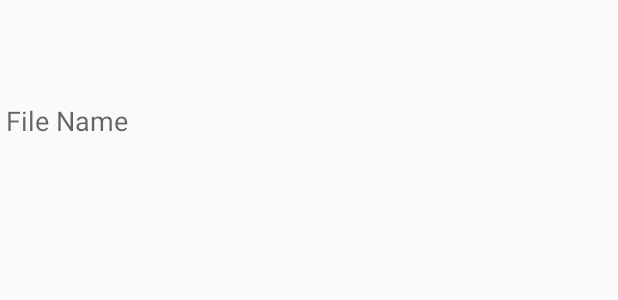
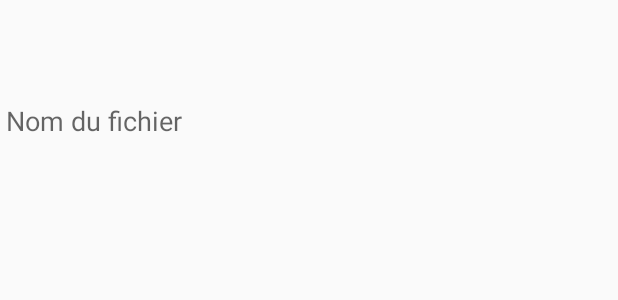
Before and after one commit to CyrilNb/ImageEditor, an Android app: the layout saveimagedialog.xml on its own in the app's theme, with its tools: preview values and no code run, on a phone screen of 412 x 824 dp. Shown: the part 497-797 px from the top of the screen. Run offline under Robolectric (Android 15) with nearby library versions, the phone set to English and light mode, and no system bars.

Commit message:
Changed save dialog color style

```diff
--- a/app/src/main/java/projet_techno_l3/imageeditor/MainActivity.java
+++ b/app/src/main/java/projet_techno_l3/imageeditor/MainActivity.java
@@ -129,7 +129,6 @@ public class MainActivity extends AppCompatActivity {
         clearFilterOptions();
         onMenuBackClicked(null);
     }
-
 
     @Override
     protected void onActivityResult(int requestCode, int resultCode, Intent data) {
--- a/app/src/main/res/layout/saveimagedialog.xml
+++ b/app/src/main/res/layout/saveimagedialog.xml
@@ -5,7 +5,7 @@
     <EditText
         android:id="@+id/editTxtDialogSaveImage"
         android:inputType="text"
-        android:hint="File Name"
+        android:hint="@string/hint_save_dialog"
         android:layout_width="match_parent"
         android:layout_height="match_parent" />
 </LinearLayout>
--- a/app/src/main/res/values/strings.xml
+++ b/app/src/main/res/values/strings.xml
@@ -3,4 +3,5 @@
     <string name="title_activity_main">ImageEditor</string>
     <string name="image_saved">Image saved successfully</string>
     <string name="image_not_saved">Error image not saved</string>
+    <string name="hint_save_dialog">Nom du fichier</string>
 </resources>
--- a/app/src/main/res/values/styles.xml
+++ b/app/src/main/res/values/styles.xml
@@ -18,9 +18,9 @@
     <style name="AppTheme.PopupOverlay" parent="ThemeOverlay.AppCompat.Light" />
 
     <style name="NameSavedImageDialog" parent="Theme.AppCompat.Light.Dialog.Alert">
-        <item name="colorAccent">#FFCC00</item>
-        <item name="android:textColorPrimary">#FFFFFF</item>
-        <item name="android:background">#5FA3D0</item>
+        <item name="colorAccent">@color/colorPrimary</item>
+        <item name="android:textColorPrimary">#000</item>
+        <item name="android:background">#FFF</item>
     </style>
 
 </resources>
```
